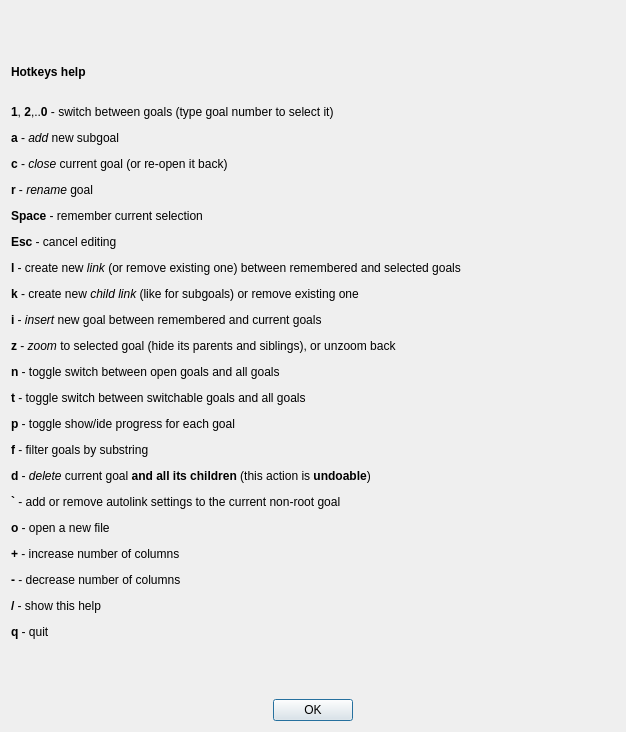
Qt form ui/hotkeys.ui (ahitrin/SiebenApp) before a commit.
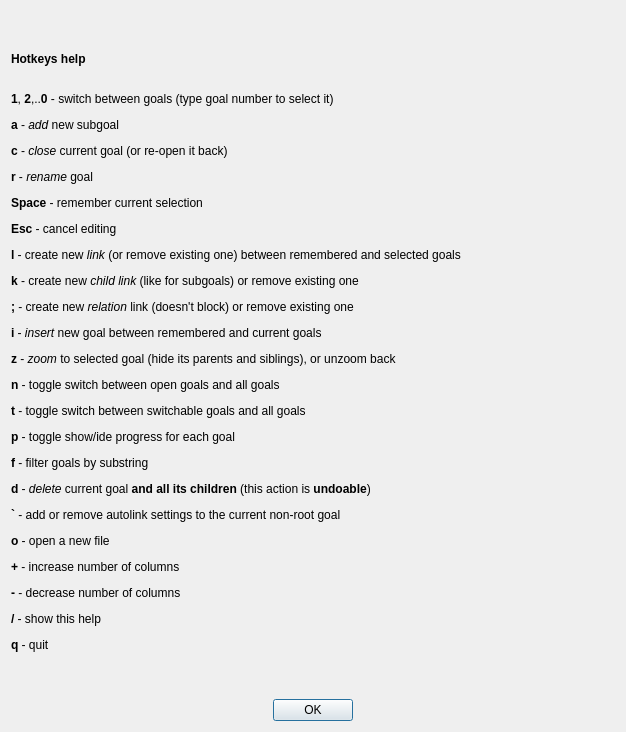
The same form after that commit.

Commit message: ui/hotkeys: add description for the new hotkey #522

```diff
--- a/ui/hotkeys.ui
+++ b/ui/hotkeys.ui
@@ -20,7 +20,7 @@
    <item>
     <widget class="QLabel" name="label_text">
      <property name="text">
-      <string>&lt;html&gt;&lt;head/&gt;&lt;body&gt;&lt;p&gt;&lt;span style=&quot; font-weight:600;&quot;&gt;Hotkeys help&lt;/span&gt;&lt;/p&gt;&lt;p&gt;&lt;br/&gt;&lt;span style=&quot; font-weight:600;&quot;&gt;1&lt;/span&gt;, &lt;span style=&quot; font-weight:600;&quot;&gt;2&lt;/span&gt;,..&lt;span style=&quot; font-weight:600;&quot;&gt;0&lt;/span&gt; - switch between goals (type goal number to select it)&lt;/p&gt;&lt;p&gt;&lt;span style=&quot; font-weight:600;&quot;&gt;a&lt;/span&gt; - &lt;span style=&quot; font-style:italic;&quot;&gt;add&lt;/span&gt; new subgoal&lt;/p&gt;&lt;p&gt;&lt;span style=&quot; font-weight:600;&quot;&gt;c&lt;/span&gt; - &lt;span style=&quot; font-style:italic;&quot;&gt;close&lt;/span&gt; current goal (or re-open it back)&lt;/p&gt;&lt;p&gt;&lt;span style=&quot; font-weight:600;&quot;&gt;r&lt;/span&gt; - &lt;span style=&quot; font-style:italic;&quot;&gt;rename&lt;/span&gt; goal&lt;/p&gt;&lt;p&gt;&lt;span style=&quot; font-weight:600;&quot;&gt;Space&lt;/span&gt; - remember current selection&lt;/p&gt;&lt;p&gt;&lt;span style=&quot; font-weight:600;&quot;&gt;Esc&lt;/span&gt; - cancel editing&lt;/p&gt;&lt;p&gt;&lt;span style=&quot; font-weight:600;&quot;&gt;l&lt;/span&gt; - create new &lt;span style=&quot; font-style:italic;&quot;&gt;link&lt;/span&gt; (or remove existing one) between remembered and selected goals&lt;/p&gt;&lt;p&gt;&lt;span style=&quot; font-weight:600;&quot;&gt;k&lt;/span&gt; - create new &lt;span style=&quot; font-style:italic;&quot;&gt;child link&lt;/span&gt; (like for subgoals) or remove existing one&lt;/p&gt;&lt;p&gt;&lt;span style=&quot; font-weight:600;&quot;&gt;i&lt;/span&gt; - &lt;span style=&quot; font-style:italic;&quot;&gt;insert&lt;/span&gt; new goal between remembered and current goals&lt;/p&gt;&lt;p&gt;&lt;span style=&quot; font-weight:600;&quot;&gt;z&lt;/span&gt; - &lt;span style=&quot; font-style:italic;&quot;&gt;zoom&lt;/span&gt; to selected goal (hide its parents and siblings), or unzoom back&lt;/p&gt;&lt;p&gt;&lt;span style=&quot; font-weight:600;&quot;&gt;n&lt;/span&gt; - toggle switch between open goals and all goals&lt;/p&gt;&lt;p&gt;&lt;span style=&quot; font-weight:600;&quot;&gt;t&lt;/span&gt; - toggle switch between switchable goals and all goals&lt;/p&gt;&lt;p&gt;&lt;span style=&quot; font-weight:600;&quot;&gt;p&lt;/span&gt; - toggle show/ide progress for each goal&lt;/p&gt;&lt;p&gt;&lt;span style=&quot; font-weight:600;&quot;&gt;f&lt;/span&gt; - filter goals by substring&lt;/p&gt;&lt;p&gt;&lt;span style=&quot; font-weight:600;&quot;&gt;d&lt;/span&gt; - &lt;span style=&quot; font-style:italic;&quot;&gt;delete&lt;/span&gt; current goal &lt;span style=&quot; font-weight:600;&quot;&gt;and all its children&lt;/span&gt; (this action is &lt;span style=&quot; font-weight:600;&quot;&gt;undoable&lt;/span&gt;)&lt;/p&gt;&lt;p&gt;&lt;span style=&quot; font-weight:600;&quot;&gt;`&lt;/span&gt; - add or remove autolink settings to the current non-root goal&lt;/p&gt;&lt;p&gt;&lt;span style=&quot; font-weight:600;&quot;&gt;o&lt;/span&gt; - open a new file&lt;/p&gt;&lt;p&gt;&lt;span style=&quot; font-weight:600;&quot;&gt;+&lt;/span&gt; - increase number of columns&lt;/p&gt;&lt;p&gt;&lt;span style=&quot; font-weight:600;&quot;&gt;-&lt;/span&gt; - decrease number of columns&lt;/p&gt;&lt;p&gt;&lt;span style=&quot; font-weight:600;&quot;&gt;/&lt;/span&gt; - show this help&lt;/p&gt;&lt;p&gt;&lt;span style=&quot; font-weight:600;&quot;&gt;q&lt;/span&gt; - quit&lt;/p&gt;&lt;/body&gt;&lt;/html&gt;</string>
+      <string>&lt;html&gt;&lt;head/&gt;&lt;body&gt;&lt;p&gt;&lt;span style=&quot; font-weight:600;&quot;&gt;Hotkeys help&lt;/span&gt;&lt;/p&gt;&lt;p&gt;&lt;br/&gt;&lt;span style=&quot; font-weight:600;&quot;&gt;1&lt;/span&gt;, &lt;span style=&quot; font-weight:600;&quot;&gt;2&lt;/span&gt;,..&lt;span style=&quot; font-weight:600;&quot;&gt;0&lt;/span&gt; - switch between goals (type goal number to select it)&lt;/p&gt;&lt;p&gt;&lt;span style=&quot; font-weight:600;&quot;&gt;a&lt;/span&gt; - &lt;span style=&quot; font-style:italic;&quot;&gt;add&lt;/span&gt; new subgoal&lt;/p&gt;&lt;p&gt;&lt;span style=&quot; font-weight:600;&quot;&gt;c&lt;/span&gt; - &lt;span style=&quot; font-style:italic;&quot;&gt;close&lt;/span&gt; current goal (or re-open it back)&lt;/p&gt;&lt;p&gt;&lt;span style=&quot; font-weight:600;&quot;&gt;r&lt;/span&gt; - &lt;span style=&quot; font-style:italic;&quot;&gt;rename&lt;/span&gt; goal&lt;/p&gt;&lt;p&gt;&lt;span style=&quot; font-weight:600;&quot;&gt;Space&lt;/span&gt; - remember current selection&lt;/p&gt;&lt;p&gt;&lt;span style=&quot; font-weight:600;&quot;&gt;Esc&lt;/span&gt; - cancel editing&lt;/p&gt;&lt;p&gt;&lt;span style=&quot; font-weight:600;&quot;&gt;l&lt;/span&gt; - create new &lt;span style=&quot; font-style:italic;&quot;&gt;link&lt;/span&gt; (or remove existing one) between remembered and selected goals&lt;/p&gt;&lt;p&gt;&lt;span style=&quot; font-weight:600;&quot;&gt;k&lt;/span&gt; - create new &lt;span style=&quot; font-style:italic;&quot;&gt;child link&lt;/span&gt; (like for subgoals) or remove existing one&lt;/p&gt;&lt;p&gt;&lt;span style=&quot; font-weight:600;&quot;&gt;;&lt;/span&gt; - create new &lt;span style=&quot; font-style:italic;&quot;&gt;relation&lt;/span&gt; link (doesn't block) or remove existing one&lt;/p&gt;&lt;p&gt;&lt;span style=&quot; font-weight:600;&quot;&gt;i&lt;/span&gt; - &lt;span style=&quot; font-style:italic;&quot;&gt;insert&lt;/span&gt; new goal between remembered and current goals&lt;/p&gt;&lt;p&gt;&lt;span style=&quot; font-weight:600;&quot;&gt;z&lt;/span&gt; - &lt;span style=&quot; font-style:italic;&quot;&gt;zoom&lt;/span&gt; to selected goal (hide its parents and siblings), or unzoom back&lt;/p&gt;&lt;p&gt;&lt;span style=&quot; font-weight:600;&quot;&gt;n&lt;/span&gt; - toggle switch between open goals and all goals&lt;/p&gt;&lt;p&gt;&lt;span style=&quot; font-weight:600;&quot;&gt;t&lt;/span&gt; - toggle switch between switchable goals and all goals&lt;/p&gt;&lt;p&gt;&lt;span style=&quot; font-weight:600;&quot;&gt;p&lt;/span&gt; - toggle show/ide progress for each goal&lt;/p&gt;&lt;p&gt;&lt;span style=&quot; font-weight:600;&quot;&gt;f&lt;/span&gt; - filter goals by substring&lt;/p&gt;&lt;p&gt;&lt;span style=&quot; font-weight:600;&quot;&gt;d&lt;/span&gt; - &lt;span style=&quot; font-style:italic;&quot;&gt;delete&lt;/span&gt; current goal &lt;span style=&quot; font-weight:600;&quot;&gt;and all its children&lt;/span&gt; (this action is &lt;span style=&quot; font-weight:600;&quot;&gt;undoable&lt;/span&gt;)&lt;/p&gt;&lt;p&gt;&lt;span style=&quot; font-weight:600;&quot;&gt;`&lt;/span&gt; - add or remove autolink settings to the current non-root goal&lt;/p&gt;&lt;p&gt;&lt;span style=&quot; font-weight:600;&quot;&gt;o&lt;/span&gt; - open a new file&lt;/p&gt;&lt;p&gt;&lt;span style=&quot; font-weight:600;&quot;&gt;+&lt;/span&gt; - increase number of columns&lt;/p&gt;&lt;p&gt;&lt;span style=&quot; font-weight:600;&quot;&gt;-&lt;/span&gt; - decrease number of columns&lt;/p&gt;&lt;p&gt;&lt;span style=&quot; font-weight:600;&quot;&gt;/&lt;/span&gt; - show this help&lt;/p&gt;&lt;p&gt;&lt;span style=&quot; font-weight:600;&quot;&gt;q&lt;/span&gt; - quit&lt;/p&gt;&lt;/body&gt;&lt;/html&gt;</string>
      </property>
     </widget>
    </item>
```
